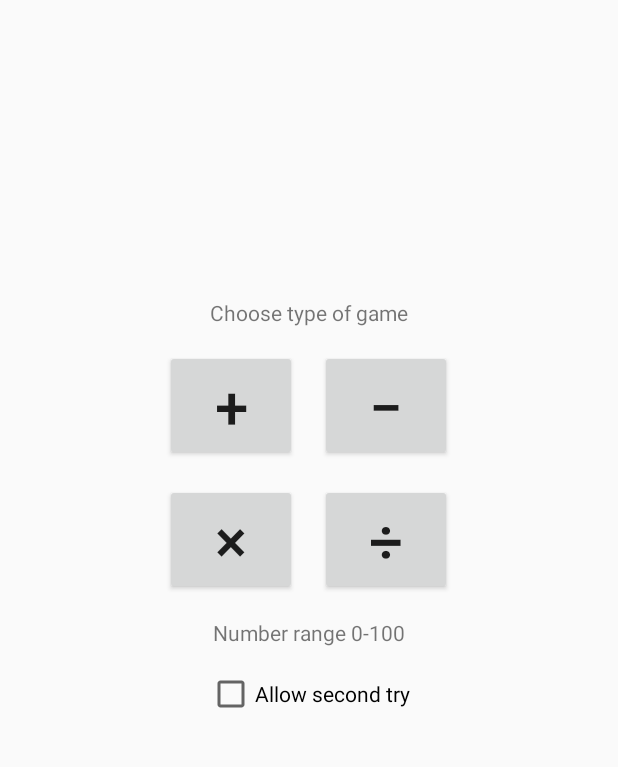
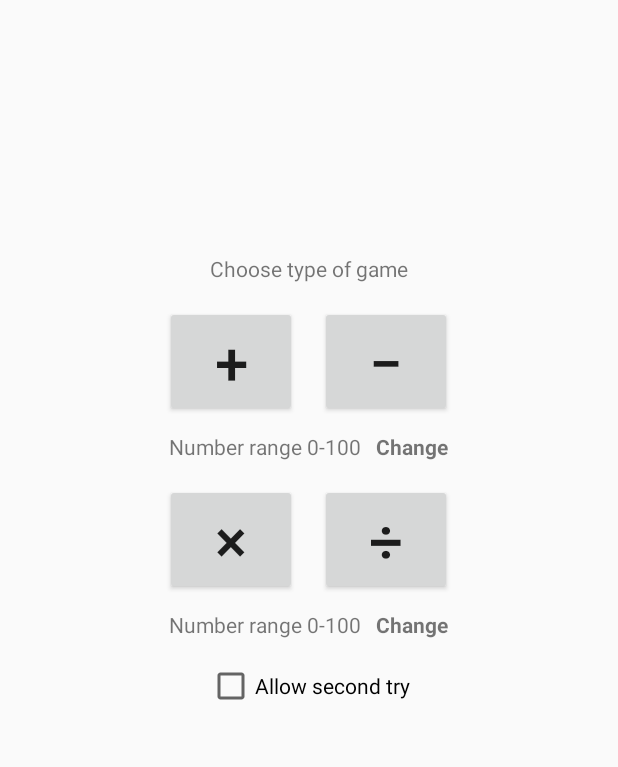
Before and after one commit to LukaszGrela/MyMathGame, an Android app: the screen it shows after launch (MainActivity), on a phone screen of 412 x 824 dp, the part 145-912 px from its top. Run offline under Robolectric (Android 15) with nearby library versions, the phone set to English and light mode, and no system bars.

Commit message:
Work in progress Allow second try text externalised New Change button for number range, now separate for +,- and *,/ operations New layout for number range

```diff
--- a/app/src/main/java/com/greladesign/examples/games/mymathgame/MainActivity.java
+++ b/app/src/main/java/com/greladesign/examples/games/mymathgame/MainActivity.java
@@ -3,9 +3,12 @@ package com.greladesign.examples.games.mymathgame;
 import android.app.Activity;
 import android.content.Intent;
 import android.os.Bundle;
+import android.util.Log;
 import android.view.View;
 import android.widget.Button;
 import android.widget.CheckBox;
+import android.widget.LinearLayout;
+import android.widget.TextView;
 
 import com.greladesign.examples.games.mymathgame.game.Operation;
 
@@ -14,10 +17,24 @@ import java.util.EnumSet;
 
 public class MainActivity extends Activity {
 
+
+    private static final String TAG = "MainActivity";
     private Button btnGameAddition;
     private Button btnGameSubstraction;
     private Button btnGameMultiplication;
     private Button btnGameDivision;
+    private View.OnClickListener mRangeSelectionListener = new View.OnClickListener() {
+        @Override
+        public void onClick(View v) {
+            Log.i(TAG, "Click");
+            if (v == mChangeAddSubRange) {
+                Log.i(TAG, "Changing the adding/subtracting range");
+            }
+            if (v == mChangeMulDivRange) {
+                Log.i(TAG, "Changing the multiply/division range");
+            }
+        }
+    };
     private View.OnClickListener mSelectGameListener = new View.OnClickListener() {
         @Override
         public void onClick(View v) {
@@ -38,6 +55,10 @@ public class MainActivity extends Activity {
         }
     };
     private CheckBox mCbAllowSecondTry;
+    private TextView mTvAddSubRangeDescription;
+    private TextView mTvMulDivRangeDescription;
+    private TextView mChangeAddSubRange;
+    private TextView mChangeMulDivRange;
 
     private void startNewGame(int range, EnumSet<Operation> operationId) {
         final Intent gameIntent = new Intent(this, GameActivity.class);
@@ -63,10 +84,23 @@ public class MainActivity extends Activity {
         //
         mCbAllowSecondTry = (CheckBox) findViewById(R.id.cbAllowSecondTry);
         //
+        LinearLayout mAddSubRangeLayout = (LinearLayout) findViewById(R.id.llRangeAddSub);
+        if(mAddSubRangeLayout != null) {
+            mTvAddSubRangeDescription = (TextView) mAddSubRangeLayout.findViewById(R.id.tvDetails);
+            mChangeAddSubRange = (TextView) mAddSubRangeLayout.findViewById(R.id.tvChangeBtn);
+            mChangeAddSubRange.setOnClickListener(mRangeSelectionListener);
+        }
+        LinearLayout mMulDivRangeLayout = (LinearLayout) findViewById(R.id.llRangeMulDiv);
+        if(mMulDivRangeLayout != null) {
+            mTvMulDivRangeDescription = (TextView) mMulDivRangeLayout.findViewById(R.id.tvDetails);
+            mChangeMulDivRange = (TextView) mMulDivRangeLayout.findViewById(R.id.tvChangeBtn);
+            mChangeMulDivRange.setOnClickListener(mRangeSelectionListener);
+        }
         //add logic
         btnGameAddition.setOnClickListener(mSelectGameListener);
         btnGameSubstraction.setOnClickListener(mSelectGameListener);
         btnGameMultiplication.setOnClickListener(mSelectGameListener);
         btnGameDivision.setOnClickListener(mSelectGameListener);
+
     }
 }
--- a/app/src/main/res/layout-land/activity_main.xml
+++ b/app/src/main/res/layout-land/activity_main.xml
@@ -7,6 +7,13 @@
     android:paddingRight="@dimen/activity_horizontal_margin"
     android:paddingTop="@dimen/activity_vertical_margin"
     tools:context=".MainActivity">
+
+    <!-- Empty layout (0x0 dp) centered horizontally -->
+    <View android:id="@+id/dummy"
+        android:layout_width="0dp"
+        android:layout_height="0dp"
+        android:layout_centerHorizontal="true"
+        android:visibility="invisible"/>
 
     <TextView
         android:id="@+id/tvTitle"
@@ -63,6 +70,26 @@
                 android:textSize="40sp" />
     </LinearLayout>
 
+
+    <include
+        android:layout_width="wrap_content"
+        android:layout_height="wrap_content"
+        layout="@layout/range_layout"
+        android:id="@+id/llRangeMulDiv"
+        android:layout_toRightOf="@+id/dummy"
+        android:layout_below="@+id/llOuter"
+        android:layout_marginLeft="10dp" />
+
+
+    <include
+        android:layout_width="wrap_content"
+        android:layout_height="wrap_content"
+        layout="@layout/range_layout"
+        android:id="@+id/llRangeAddSub"
+        android:layout_toLeftOf="@+id/dummy"
+        android:layout_below="@+id/llOuter"
+        android:layout_marginRight="10dp" />
+
     <TextView
         android:layout_width="wrap_content"
         android:layout_height="wrap_content"
@@ -73,22 +100,13 @@
         android:layout_centerHorizontal="true"
         android:layout_marginBottom="15dp" />
 
-    <TextView
-        android:layout_width="wrap_content"
-        android:layout_height="wrap_content"
-        android:textAppearance="?android:attr/textAppearanceSmall"
-        android:text="@string/main_menu_range"
-        android:id="@+id/tvDetails"
-        android:layout_below="@+id/llOuter"
-        android:layout_centerHorizontal="true"
-        android:layout_marginTop="15dp" />
 
     <CheckBox
         android:layout_width="wrap_content"
         android:layout_height="wrap_content"
-        android:text="Allow second try"
+        android:text="@string/main_menu_cb_allow_2nd_try"
         android:id="@+id/cbAllowSecondTry"
-        android:layout_below="@+id/tvDetails"
+        android:layout_below="@+id/llRangeAddSub"
         android:layout_marginTop="15dp"
         android:layout_centerHorizontal="true" />
 </RelativeLayout>
--- a/app/src/main/res/layout/activity_main.xml
+++ b/app/src/main/res/layout/activity_main.xml
@@ -26,7 +26,8 @@
         android:layout_centerHorizontal="true"
         android:layout_centerInParent="true"
         android:orientation="vertical"
-        android:id="@+id/llOuter">
+        android:id="@+id/llOuter"
+        android:gravity="center">
 
         <LinearLayout
             android:layout_width="wrap_content"
@@ -48,6 +49,12 @@
                 android:text="@string/game_type_label_sub"
                 android:textSize="40sp" />
         </LinearLayout>
+
+        <include
+            android:layout_width="wrap_content"
+            android:layout_height="wrap_content"
+            layout="@layout/range_layout"
+            android:id="@+id/llRangeAddSub"/>
 
         <LinearLayout
             android:layout_width="wrap_content"
@@ -71,6 +78,11 @@
                 android:text="@string/game_type_label_div"
                 android:textSize="40sp" />
         </LinearLayout>
+        <include
+            android:layout_width="wrap_content"
+            android:layout_height="wrap_content"
+            layout="@layout/range_layout"
+            android:id="@+id/llRangeMulDiv"/>
     </LinearLayout>
 
     <TextView
@@ -83,21 +95,15 @@
         android:layout_centerHorizontal="true"
         android:layout_marginBottom="15dp" />
 
-    <TextView
-        android:layout_width="wrap_content"
-        android:layout_height="wrap_content"
-        android:textAppearance="?android:attr/textAppearanceSmall"
-        android:text="@string/main_menu_range"
-        android:id="@+id/tvDetails"
-        android:layout_below="@+id/llOuter"
-        android:layout_centerHorizontal="true"
-        android:layout_marginTop="15dp" />
+
+
     <CheckBox
         android:layout_width="wrap_content"
         android:layout_height="wrap_content"
-        android:text="Allow second try"
+        android:text="@string/main_menu_cb_allow_2nd_try"
         android:id="@+id/cbAllowSecondTry"
-        android:layout_below="@+id/tvDetails"
+        android:layout_below="@+id/llOuter"
         android:layout_marginTop="15dp"
         android:layout_centerHorizontal="true" />
+
 </RelativeLayout>
--- /dev/null
+++ b/app/src/main/res/layout/range_layout.xml
@@ -0,0 +1,25 @@
+<?xml version="1.0" encoding="utf-8"?>
+<LinearLayout xmlns:android="http://schemas.android.com/apk/res/android"
+    android:layout_width="match_parent"
+    android:layout_height="match_parent"
+    android:orientation="horizontal">
+
+    <TextView
+        android:id="@+id/tvDetails"
+        android:layout_width="wrap_content"
+        android:layout_height="wrap_content"
+        android:text="@string/main_menu_range"
+        android:textAppearance="?android:attr/textAppearanceSmall"
+        android:layout_marginTop="10dp" />
+
+    <TextView
+        android:id="@+id/tvChangeBtn"
+        android:layout_width="wrap_content"
+        android:layout_height="wrap_content"
+        android:layout_marginLeft="10dp"
+        android:text="@string/main_menu_range_button"
+        android:textAppearance="?android:attr/textAppearanceSmall"
+        android:textStyle="bold"
+        android:clickable="true"
+        android:layout_marginTop="10dp" />
+</LinearLayout>
--- a/app/src/main/res/values/strings.xml
+++ b/app/src/main/res/values/strings.xml
@@ -13,4 +13,6 @@
     <string name="game_type_label_mul">×</string>
     <string name="game_type_label_div">÷</string>
     <string name="game_type_label_add">+</string>
+    <string name="main_menu_range_button">Change</string>
+    <string name="main_menu_cb_allow_2nd_try">Allow second try</string>
 </resources>
```
Also changed, not shown: 1 other file.
